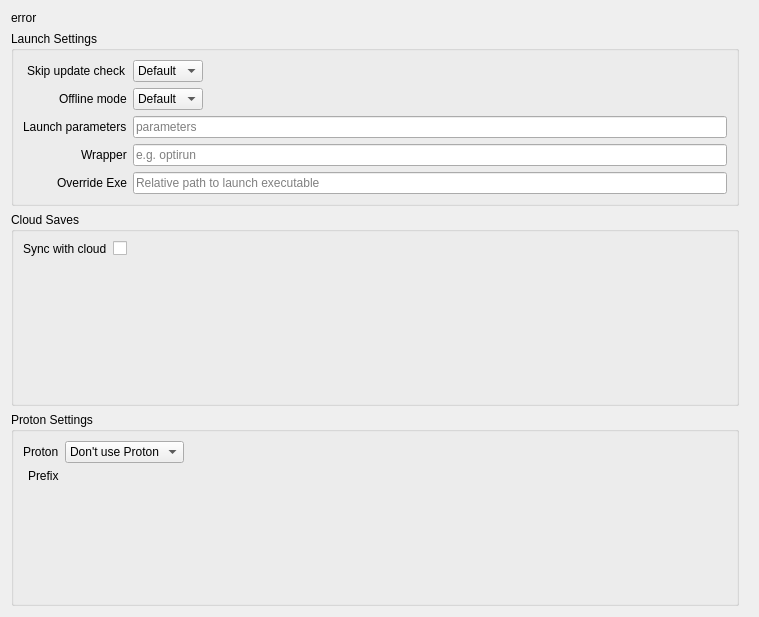
Above: rare/ui/components/tabs/games/game_info/game_settings.ui from RareDevs/Rare before the change. Below: the same form after it.
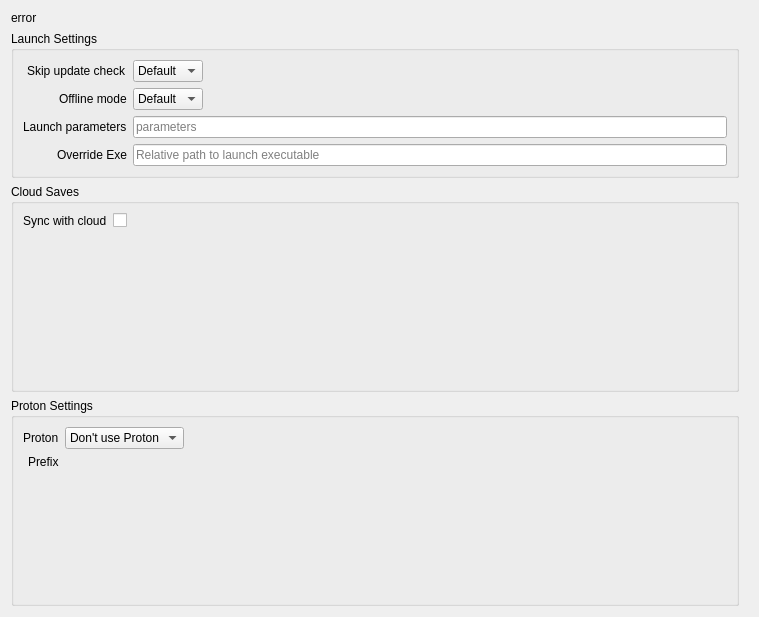
That is the form after the change.

Commit message: Update Wrapper settings

The edit to the form file:
```diff
--- a/rare/ui/components/tabs/games/game_info/game_settings.ui
+++ b/rare/ui/components/tabs/games/game_info/game_settings.ui
@@ -163,33 +163,13 @@
            </widget>
           </item>
           <item row="3" column="0">
-           <widget class="QLabel" name="wrapper_label">
-            <property name="text">
-             <string>Wrapper</string>
-            </property>
-           </widget>
-          </item>
-          <item row="3" column="1">
-           <widget class="QLineEdit" name="wrapper">
-            <property name="minimumSize">
-             <size>
-              <width>400</width>
-              <height>0</height>
-             </size>
-            </property>
-            <property name="placeholderText">
-             <string>e.g. optirun</string>
-            </property>
-           </widget>
-          </item>
-          <item row="4" column="0">
            <widget class="QLabel" name="override_exe_label">
             <property name="text">
              <string>Override Exe</string>
             </property>
            </widget>
           </item>
-          <item row="4" column="1">
+      <item row="3" column="1">
            <widget class="QLineEdit" name="override_exe_edit">
             <property name="placeholderText">
              <string>Relative path to launch executable</string>
```
Lines whose indentation alone changed are shown as unchanged. The commit also changes 5 other files.
